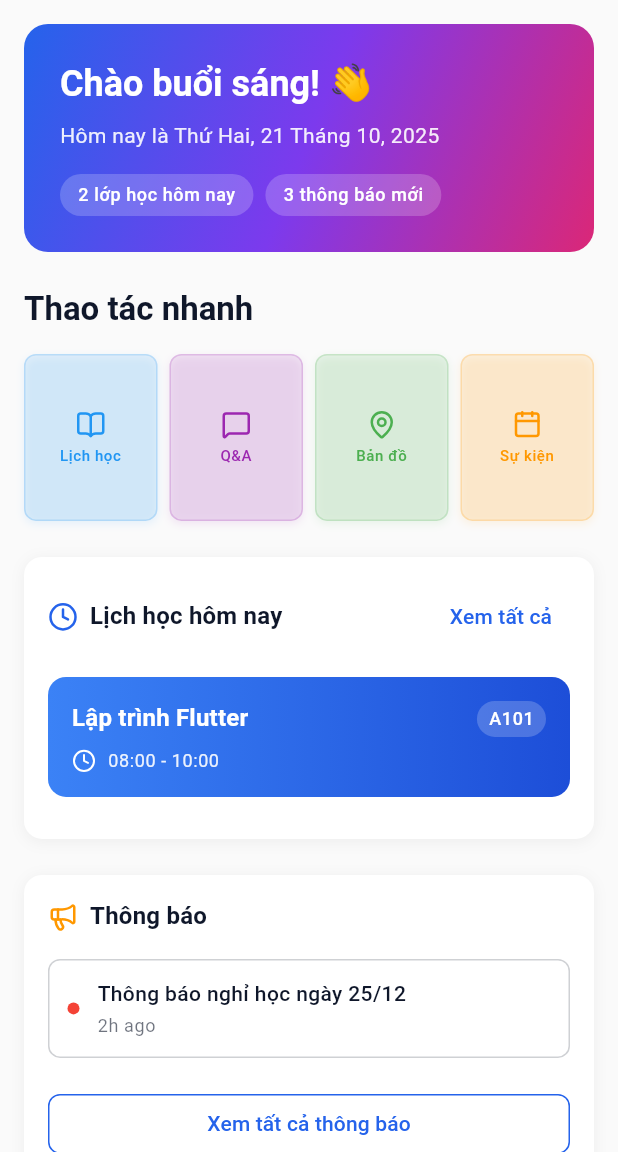
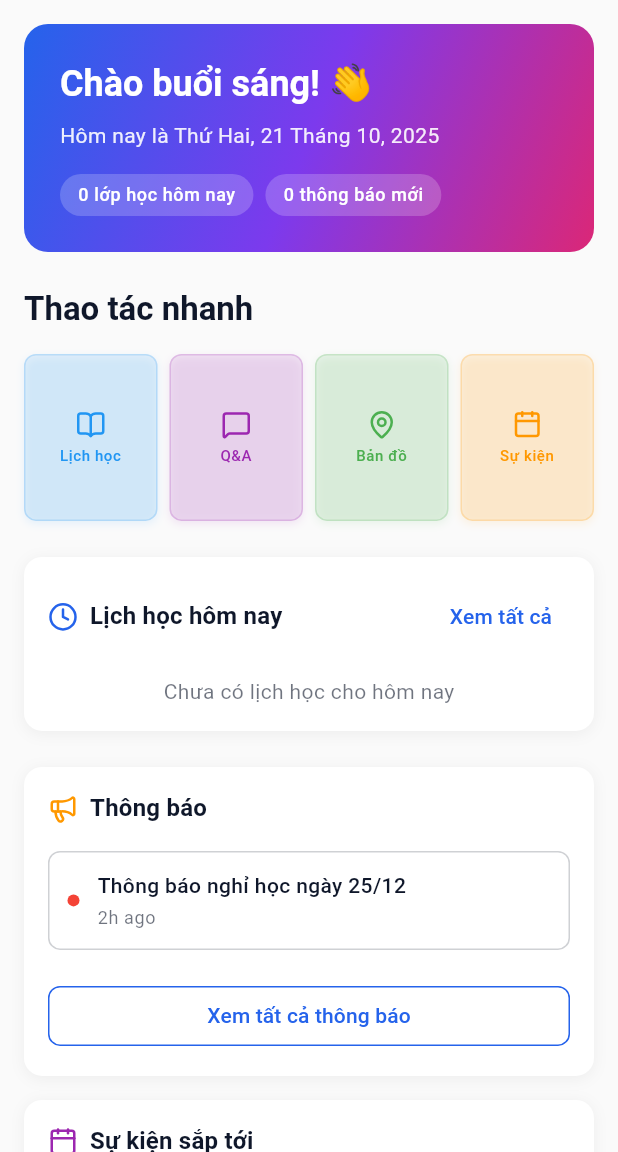
Before and after one commit to baoo694/PhenikaaConnect, a Flutter app: the HomeScreen screen opened directly, on a phone screen of 412 x 824 dp, the part 84-1236 px from its top. Run offline on Flutter 3.47's test engine with Material 3 defaults, Android fonts, the light colour scheme and no system bars; our stand-ins replace file_picker, lucide_icons, shared_preferences, supabase_flutter; accounts and stored records are empty.

Commit message:
Announcements: add read/unread state, persist locally; Home: show unread count; Remove fake schedule data

```diff
--- a/lib/screens/home_screen.dart
+++ b/lib/screens/home_screen.dart
@@ -145,12 +145,20 @@ class _HomeScreenState extends State<HomeScreen> {
             ),
           ),
           const SizedBox(height: 16),
-          Row(
-            children: [
-              _buildBadge(context, '2 lớp học hôm nay'),
-              const SizedBox(width: 8),
-              _buildBadge(context, '3 thông báo mới'),
-            ],
+          Consumer<AppProvider>(
+            builder: (context, appProvider, child) {
+              final announcementsCount = appProvider.unreadAnnouncementsCount;
+              return Row(
+                children: [
+                  _buildBadge(context, '0 lớp học hôm nay'),
+                  const SizedBox(width: 8),
+                  _buildBadge(
+                    context,
+                    '$announcementsCount thông báo mới',
+                  ),
+                ],
+              );
+            },
           ),
         ],
       ),
@@ -333,9 +341,16 @@ class _HomeScreenState extends State<HomeScreen> {
             ],
           ),
           const SizedBox(height: 16),
-          // TODO: Implement today's classes from Supabase
-          // For now, show placeholder
-          _buildPlaceholderClassCard(context),
+          // TODO: Implement today's classes from Supabase when data is available
+          // Hiện tại chưa có dữ liệu lịch học trong database → hiển thị trạng thái trống
+          Center(
+            child: Text(
+              'Chưa có lịch học cho hôm nay',
+              style: Theme.of(context).textTheme.bodyMedium?.copyWith(
+                color: Theme.of(context).colorScheme.onSurface.withOpacity(0.6),
+              ),
+            ),
+          ),
         ],
       ),
     );
```
Also changed, not shown: lib/providers/app_provider.dart (+51 -0 lines), lib/screens/announcements_screen.dart (+23 -1 lines).
